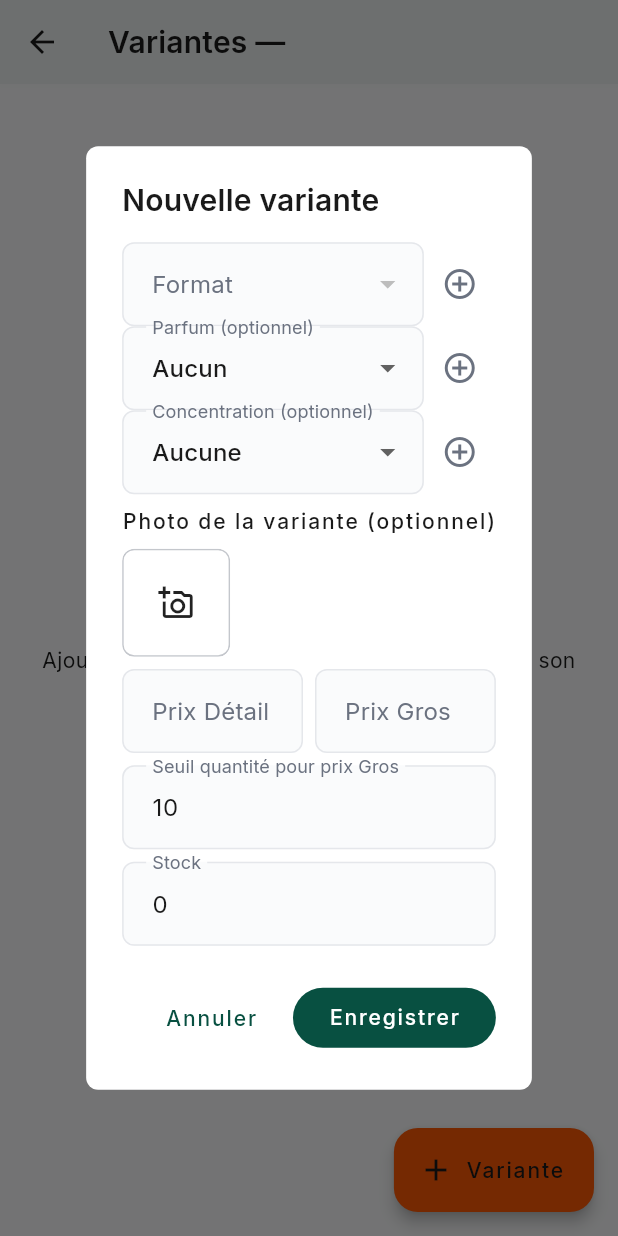
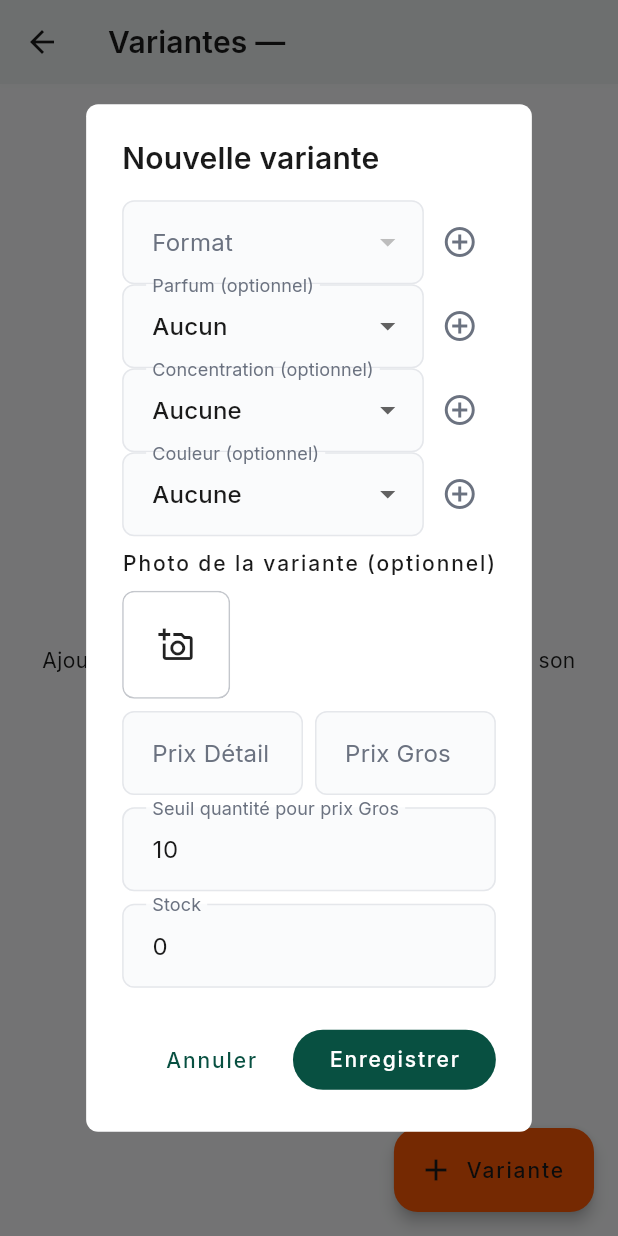
Before and after one commit to Anju-codermad/AkoraHub-app, a Flutter app: the ProductVariantsScreen screen opened directly with empty values, after a tap on "Variante", on a phone screen of 412 x 824 dp. Run offline on Flutter 3.47's test engine with Material 3 defaults, Android fonts, the phone set to English and light mode, and no system bars; our stand-ins replace app_links, audioplayers, cached_network_image, connectivity_plus, file_picker, firebase_core and 21 more; missing offline and left inert: agora_rtc_engine, mobile_scanner, record, screen_protector; accounts and stored records are empty; network calls fail.

Commit message:
fix(client): affiche toutes les photos produit + galerie de variante
Une photo de variante (product_variants.image_url) remplaçait
entièrement la galerie du produit (product_images) au lieu de s'y
ajouter — un produit avec 3 photos + une photo de variante n'en
montrait qu'une seule côté client. Les deux sources sont maintenant
combinées (photo de variante en premier, puis le reste de la
galerie, sans doublon).

feat(supabase): ajoute l'axe de variante "Couleur"

Nouvelle table colors + product_variants.color_id, même modèle que
Format/Parfum/Concentration (phase183). Géré dans l'Admin
(product_variants_screen.dart, dropdown + création à la volée) et
affiché côté client (product_detail_client.dart, sélecteur +
libellé panier) — demandé pour le Bouchon push-pull (Akora
Packaging), disponible en plusieurs couleurs.

```diff
--- a/lib/core/reference_data/reference_table_cache.dart
+++ b/lib/core/reference_data/reference_table_cache.dart
@@ -80,6 +80,11 @@ final concentrationsCacheProvider =
   (ref) => ReferenceTableCache('concentrations', 'concentrations'),
 );
 
+final colorsCacheProvider =
+    StateNotifierProvider<ReferenceTableCache, List<Map<String, dynamic>>>(
+  (ref) => ReferenceTableCache('colors', 'colors'),
+);
+
 final categoriesCacheProvider =
     StateNotifierProvider<ReferenceTableCache, List<Map<String, dynamic>>>(
   (ref) => ReferenceTableCache('categories', 'categories'),
--- a/lib/presentation/product_management_real/product_variants_screen.dart
+++ b/lib/presentation/product_management_real/product_variants_screen.dart
@@ -44,12 +44,14 @@ class _ProductVariantsScreenState
       final results = await Future.wait<dynamic>([
         SupabaseConfig.client
             .from('product_variants')
-            .select('*, formats(name), parfums(name), concentrations(name)')
+            .select(
+                '*, formats(name), parfums(name), concentrations(name), colors(name)')
             .eq('product_id', widget.product['id'])
             .order('created_at'),
         ref.read(formatsCacheProvider.notifier).refresh(),
         ref.read(parfumsCacheProvider.notifier).refresh(),
         ref.read(concentrationsCacheProvider.notifier).refresh(),
+        ref.read(colorsCacheProvider.notifier).refresh(),
       ]);
       setState(() {
         _variants = List<Map<String, dynamic>>.from(results[0]);
@@ -101,6 +103,7 @@ class _ProductVariantsScreenState
       final notifier = switch (table) {
         'formats' => ref.read(formatsCacheProvider.notifier),
         'parfums' => ref.read(parfumsCacheProvider.notifier),
+        'colors' => ref.read(colorsCacheProvider.notifier),
         _ => ref.read(concentrationsCacheProvider.notifier),
       };
       await notifier.refresh(force: true);
@@ -143,6 +146,7 @@ class _ProductVariantsScreenState
     String? selectedFormatId = variant?['format_id'];
     String? selectedParfumId = variant?['parfum_id'];
     String? selectedConcentrationId = variant?['concentration_id'];
+    String? selectedColorId = variant?['color_id'];
     final priceDetailCtrl = TextEditingController(
         text: (variant?['price_detail'] ?? '').toString());
     final priceGrosCtrl =
@@ -293,6 +297,43 @@ class _ProductVariantsScreenState
                             'concentrations', 'Concentration');
                         if (id != null) {
                           setDialogState(() => selectedConcentrationId = id);
+                        }
+                      },
+                    ),
+                  ],
+                ),
+                // Axe Couleur (21/09) : pour les produits déclinés en
+                // plusieurs couleurs (ex. Bouchon push-pull) — même modèle
+                // que Format/Parfum/Concentration.
+                Row(
+                  children: [
+                    Expanded(
+                      child: DropdownButtonFormField<String>(
+                        initialValue: selectedColorId,
+                        decoration:
+                            const InputDecoration(labelText: 'Couleur (optionnel)'),
+                        items: [
+                          const DropdownMenuItem<String>(
+                            value: null,
+                            child: Text('Aucune'),
+                          ),
+                          ...ref.read(colorsCacheProvider).map((c) =>
+                              DropdownMenuItem(
+                                value: c['id'] as String,
+                                child: Text(c['name']),
+                              )),
+                        ],
+                        onChanged: (v) =>
+                            setDialogState(() => selectedColorId = v),
+                      ),
+                    ),
+                    IconButton(
+                      icon: const Icon(Icons.add_circle_outline),
+                      tooltip: 'Ajouter une couleur',
+                      onPressed: () async {
+                        final id = await _addNewReference('colors', 'Couleur');
+                        if (id != null) {
+                          setDialogState(() => selectedColorId = id);
                         }
                       },
                     ),
@@ -480,6 +521,7 @@ class _ProductVariantsScreenState
                   'format_id': selectedFormatId,
                   'parfum_id': selectedParfumId,
                   'concentration_id': selectedConcentrationId,
+                  'color_id': selectedColorId,
                   'price_detail': double.tryParse(priceDetailCtrl.text) ?? 0,
                   'price_gros': double.tryParse(priceGrosCtrl.text) ?? 0,
                   'gros_threshold_qty':
@@ -506,7 +548,7 @@ class _ProductVariantsScreenState
                   ScaffoldMessenger.of(context).showSnackBar(
                     const SnackBar(
                         content: Text(
-                            'Erreur (cette combinaison Format+Parfum+Concentration existe peut-être déjà).')),
+                            'Erreur (cette combinaison Format+Parfum+Concentration+Couleur existe peut-être déjà).')),
                   );
                 }
               },
@@ -568,6 +610,7 @@ class _ProductVariantsScreenState
                     final formatName = v['formats']?['name'] ?? '';
                     final parfumName = v['parfums']?['name'];
                     final concentrationName = v['concentrations']?['name'];
+                    final colorName = v['colors']?['name'];
                     final imageUrl = v['image_url'] as String?;
                     return Card(
                       child: ListTile(
@@ -583,7 +626,7 @@ class _ProductVariantsScreenState
                               )
                             : null,
                         title: Text(
-                          [formatName, parfumName, concentrationName]
+                          [formatName, parfumName, concentrationName, colorName]
                               .where((s) => s != null && s.isNotEmpty)
                               .join(' · '),
                         ),
```
Also changed, not shown: lib/presentation/client_home/product_detail_client.dart (+88 -17 lines), 3 other files.
